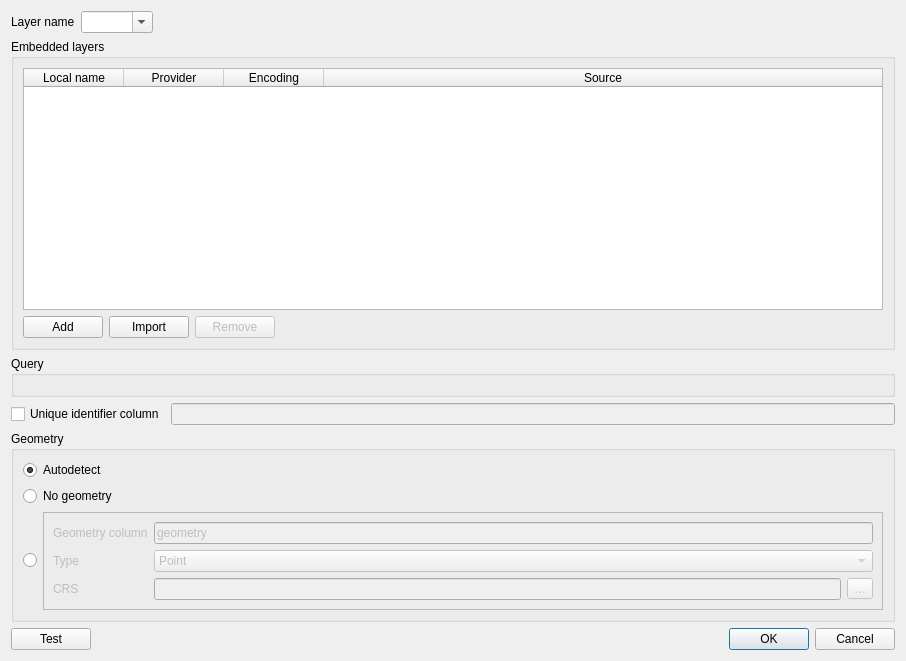
First picture: the form in src/providers/virtual/qgsvirtuallayersourceselectbase.ui, repository carsmie/QGIS, before the edit.
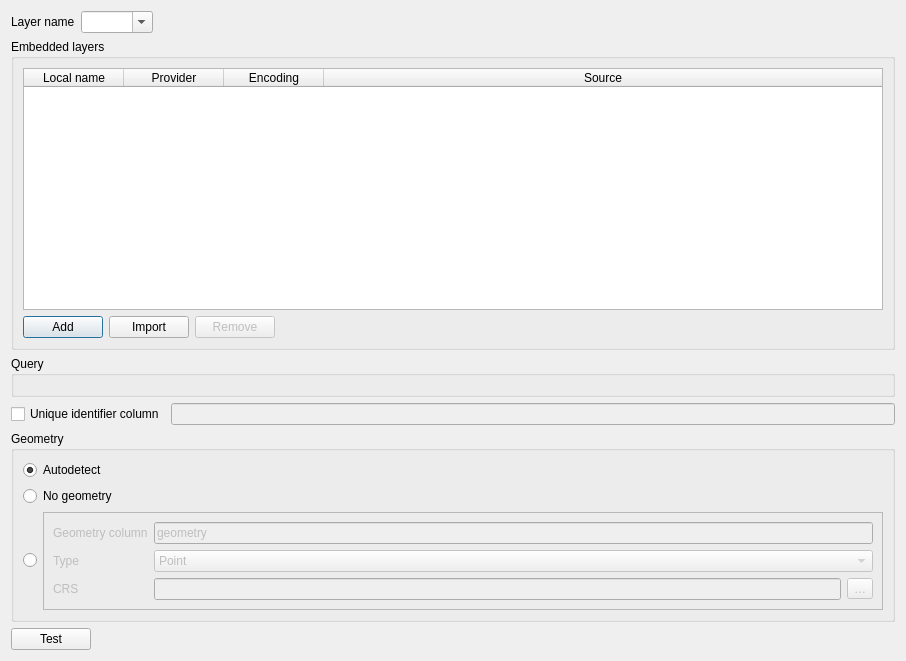
Second picture: the form after the edit. Custom widgets are drawn as their Qt base class.

Commit message:
Move the buttons and connections into the base class
This was a small refactoring to homogenize the
dialogs buttons and add an Ok/Add button bar.

```diff
--- a/src/providers/virtual/qgsvirtuallayersourceselectbase.ui
+++ b/src/providers/virtual/qgsvirtuallayersourceselectbase.ui
@@ -343,7 +343,7 @@
         <enum>Qt::Horizontal</enum>
        </property>
        <property name="standardButtons">
-        <set>QDialogButtonBox::Cancel|QDialogButtonBox::Ok</set>
+        <set>QDialogButtonBox::NoButton</set>
        </property>
       </widget>
      </item>
```
The commit also changes 32 other files.
